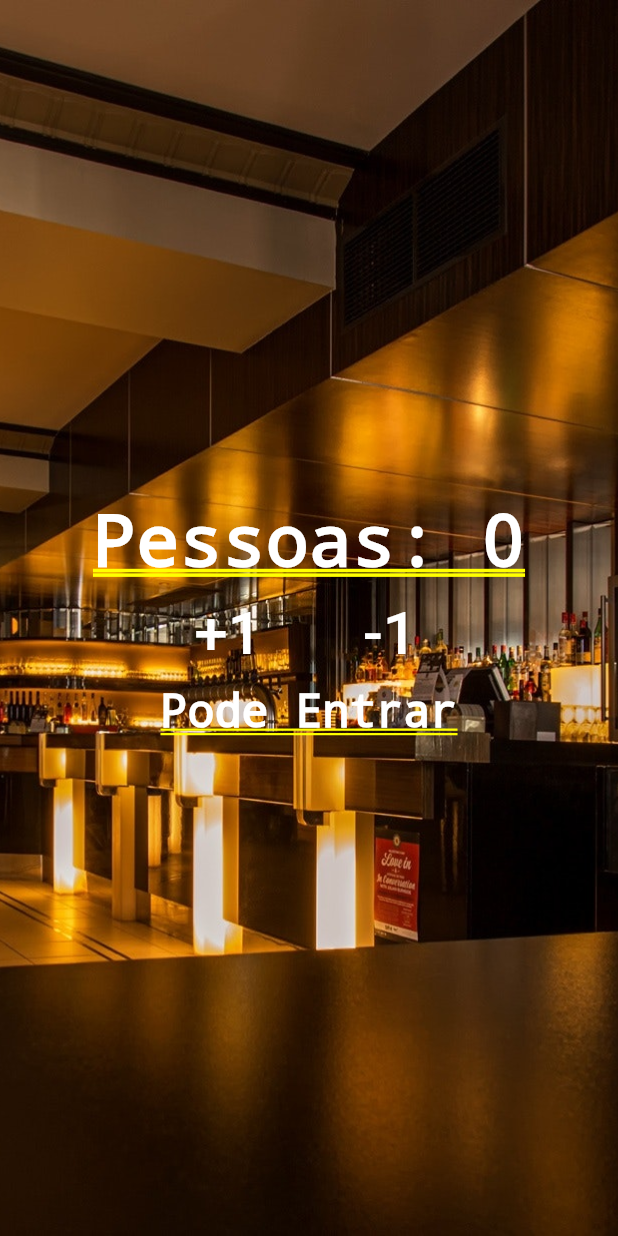
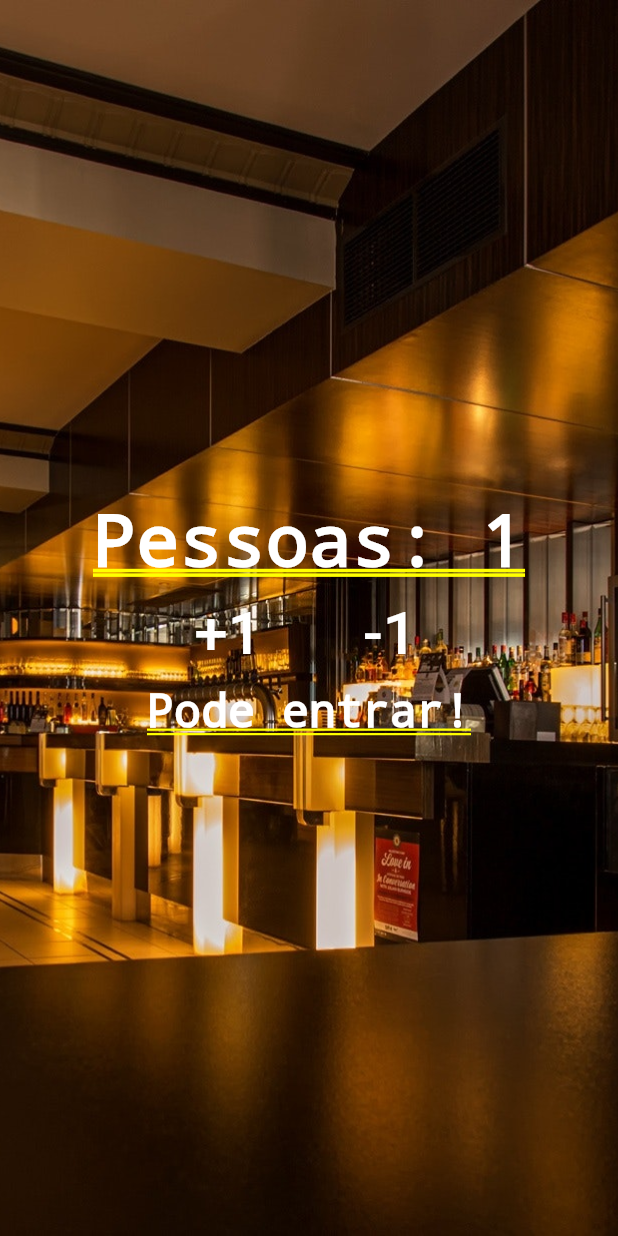
Before and after one commit to sudorafa/flutter_study-contador_de_pessoas, a Flutter app: the screen it shows after launch, after a tap on "+1", on a phone screen of 412 x 824 dp. Run offline on Flutter 3.47's test engine with Material 2 defaults, Android fonts, the phone set to English and light mode, and no system bars.

```diff
--- a/lib/main.dart
+++ b/lib/main.dart
@@ -1,17 +1,43 @@
 import 'package:flutter/material.dart';
 
 void main() {
-  runApp(MaterialApp(
-      title: "Contador de Pessoas",
-      home: Stack(
+  runApp(MaterialApp(title: "Contador de Pessoas", home: Home()));
+}
+
+class Home extends StatefulWidget {
+  @override
+  _HomeState createState() => _HomeState();
+}
+
+class _HomeState extends State<Home> {
+  String _infoText = "Pode entrar!";
+  int _people = 0;
+
+  void _changePeople(int delta) {
+    setState(() {
+      _people += delta;
+
+      if (_people < 0)
+        _infoText = "Quê?";
+      else {
+        if (_people <= 10)
+          _infoText = "Pode entrar!";
+        else
+          _infoText = "Lotado.";
+      }
+    });
+  }
+
+  @override
+  Widget build(BuildContext context) {
+    return Stack(
       children: <Widget>[
-          Image.asset("images/restaurant.jpg",
-              fit: BoxFit.cover, height: 1000.0),
+        Image.asset("images/restaurant.jpg", fit: BoxFit.cover, height: 1000.0),
         Column(
           mainAxisAlignment: MainAxisAlignment.center,
           children: <Widget>[
             Text(
-                "Pessoas: 0",
+              "Pessoas: $_people",
               style:
                   TextStyle(color: Colors.white, fontWeight: FontWeight.bold),
             ),
@@ -24,7 +50,9 @@ void main() {
                       child: Text("+1",
                           style:
                               TextStyle(fontSize: 40.0, color: Colors.white)),
-                        onPressed: () {},
+                      onPressed: () {
+                        _changePeople(1);
+                      },
                     )),
                 Padding(
                     padding: EdgeInsets.all(10.0),
@@ -32,16 +60,19 @@ void main() {
                       child: Text("-1",
                           style:
                               TextStyle(fontSize: 40.0, color: Colors.white)),
-                        onPressed: () {},
+                      onPressed: () {
+                        _changePeople(-1);
+                      },
                     )),
               ],
             ),
             Text(
-                "Pode Entrar",
+              _infoText,
               style: TextStyle(color: Colors.white, fontSize: 30.0),
             )
           ],
         )
       ],
-      )));
+    );
   }
+}
```
Lines whose indentation alone changed are shown as unchanged.
